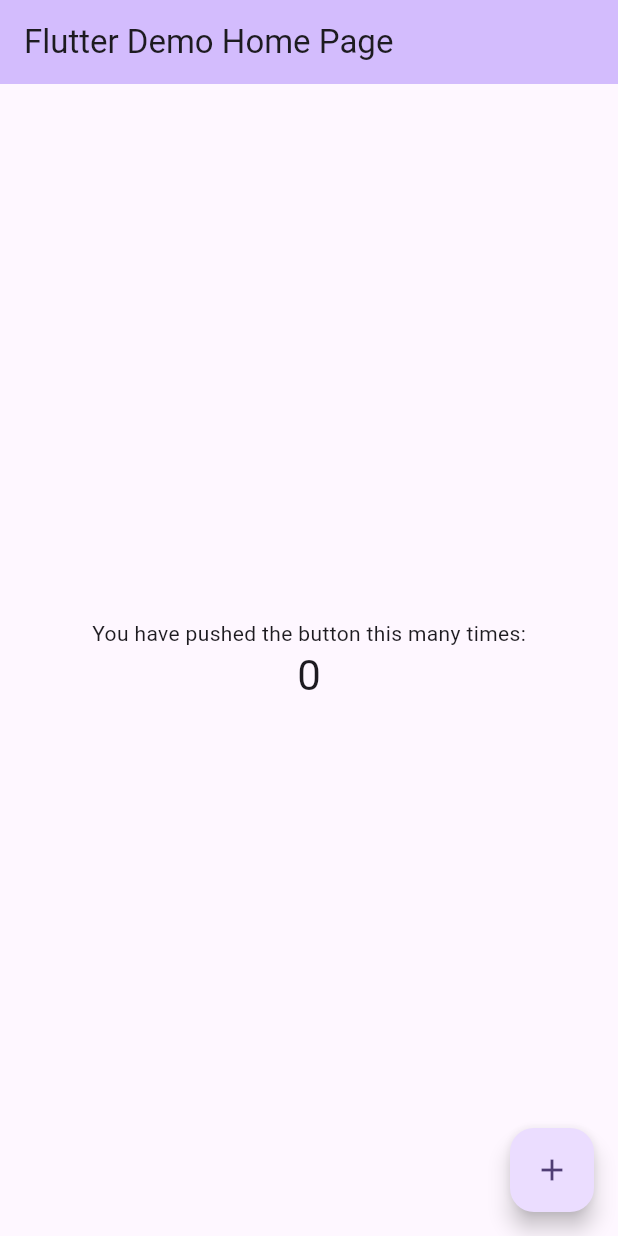
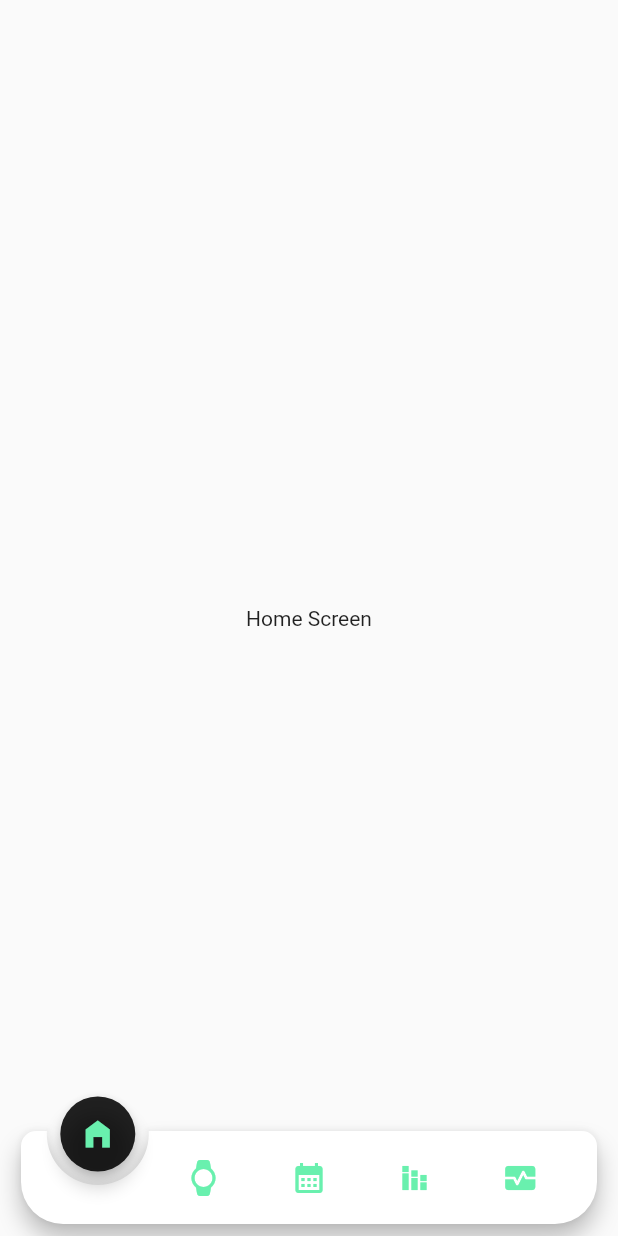
Before and after one commit to amineXguesmi/health_app, a Flutter app: the screen it shows after launch, on a phone screen of 412 x 824 dp. Run offline on Flutter 3.47's test engine with Material 2 defaults, Android fonts, the phone set to English and light mode, and no system bars; drawn by our look-alikes of animated_notch_bottom_bar.

Commit message:
bottom bottom_navigation

```diff
--- a/lib/main.dart
+++ b/lib/main.dart
@@ -1,125 +1,9 @@
 import 'package:flutter/material.dart';
+import 'package:health_app/ui/screens/main_screen.dart';
 
 void main() {
-  runApp(const MyApp());
+  runApp(const MaterialApp(
+    debugShowCheckedModeBanner: false,
+    home: MainScreen(),
+  ));
 }
-
-class MyApp extends StatelessWidget {
-  const MyApp({super.key});
-
-  // This widget is the root of your application.
-  @override
-  Widget build(BuildContext context) {
-    return MaterialApp(
-      title: 'Flutter Demo',
-      theme: ThemeData(
-        // This is the theme of your application.
-        //
-        // TRY THIS: Try running your application with "flutter run". You'll see
-        // the application has a blue toolbar. Then, without quitting the app,
-        // try changing the seedColor in the colorScheme below to Colors.green
-        // and then invoke "hot reload" (save your changes or press the "hot
-        // reload" button in a Flutter-supported IDE, or press "r" if you used
-        // the command line to start the app).
-        //
-        // Notice that the counter didn't reset back to zero; the application
-        // state is not lost during the reload. To reset the state, use hot
-        // restart instead.
-        //
-        // This works for code too, not just values: Most code changes can be
-        // tested with just a hot reload.
-        colorScheme: ColorScheme.fromSeed(seedColor: Colors.deepPurple),
-        useMaterial3: true,
-      ),
-      home: const MyHomePage(title: 'Flutter Demo Home Page'),
-    );
-  }
-}
-
-class MyHomePage extends StatefulWidget {
-  const MyHomePage({super.key, required this.title});
-
-  // This widget is the home page of your application. It is stateful, meaning
-  // that it has a State object (defined below) that contains fields that affect
-  // how it looks.
-
-  // This class is the configuration for the state. It holds the values (in this
-  // case the title) provided by the parent (in this case the App widget) and
-  // used by the build method of the State. Fields in a Widget subclass are
-  // always marked "final".
-
-  final String title;
-
-  @override
-  State<MyHomePage> createState() => _MyHomePageState();
-}
-
-class _MyHomePageState extends State<MyHomePage> {
-  int _counter = 0;
-
-  void _incrementCounter() {
-    setState(() {
-      // This call to setState tells the Flutter framework that something has
-      // changed in this State, which causes it to rerun the build method below
-      // so that the display can reflect the updated values. If we changed
-      // _counter without calling setState(), then the build method would not be
-      // called again, and so nothing would appear to happen.
-      _counter++;
-    });
-  }
-
-  @override
-  Widget build(BuildContext context) {
-    // This method is rerun every time setState is called, for instance as done
-    // by the _incrementCounter method above.
-    //
-    // The Flutter framework has been optimized to make rerunning build methods
-    // fast, so that you can just rebuild anything that needs updating rather
-    // than having to individually change instances of widgets.
-    return Scaffold(
-      appBar: AppBar(
-        // TRY THIS: Try changing the color here to a specific color (to
-        // Colors.amber, perhaps?) and trigger a hot reload to see the AppBar
-        // change color while the other colors stay the same.
-        backgroundColor: Theme.of(context).colorScheme.inversePrimary,
-        // Here we take the value from the MyHomePage object that was created by
-        // the App.build method, and use it to set our appbar title.
-        title: Text(widget.title),
-      ),
-      body: Center(
-        // Center is a layout widget. It takes a single child and positions it
-        // in the middle of the parent.
-        child: Column(
-          // Column is also a layout widget. It takes a list of children and
-          // arranges them vertically. By default, it sizes itself to fit its
-          // children horizontally, and tries to be as tall as its parent.
-          //
-          // Column has various properties to control how it sizes itself and
-          // how it positions its children. Here we use mainAxisAlignment to
-          // center the children vertically; the main axis here is the vertical
-          // axis because Columns are vertical (the cross axis would be
-          // horizontal).
-          //
-          // TRY THIS: Invoke "debug painting" (choose the "Toggle Debug Paint"
-          // action in the IDE, or press "p" in the console), to see the
-          // wireframe for each widget.
-          mainAxisAlignment: MainAxisAlignment.center,
-          children: <Widget>[
-            const Text(
-              'You have pushed the button this many times:',
-            ),
-            Text(
-              '$_counter',
-              style: Theme.of(context).textTheme.headlineMedium,
-            ),
-          ],
-        ),
-      ),
-      floatingActionButton: FloatingActionButton(
-        onPressed: _incrementCounter,
-        tooltip: 'Increment',
-        child: const Icon(Icons.add),
-      ), // This trailing comma makes auto-formatting nicer for build methods.
-    );
-  }
-}
--- /dev/null
+++ b/lib/ui/screens/device_screen.dart
@@ -0,0 +1,14 @@
+import 'package:flutter/material.dart';
+
+class DeviceScreen extends StatelessWidget {
+  const DeviceScreen({super.key});
+
+  @override
+  Widget build(BuildContext context) {
+    return const Scaffold(
+      body: Center(
+        child: Text('Device Screen'),
+      ),
+    );
+  }
+}
--- /dev/null
+++ b/lib/ui/screens/health_screen.dart
@@ -0,0 +1,14 @@
+import 'package:flutter/material.dart';
+
+class HealthScreen extends StatelessWidget {
+  const HealthScreen({super.key});
+
+  @override
+  Widget build(BuildContext context) {
+    return const Scaffold(
+      body: Center(
+        child: Text('Health Screen'),
+      ),
+    );
+  }
+}
--- /dev/null
+++ b/lib/ui/screens/home_screen.dart
@@ -0,0 +1,14 @@
+import 'package:flutter/material.dart';
+
+class HomeScreen extends StatelessWidget {
+  const HomeScreen({super.key});
+
+  @override
+  Widget build(BuildContext context) {
+    return const Scaffold(
+      body: Center(
+        child: Text('Home Screen'),
+      ),
+    );
+  }
+}
--- /dev/null
+++ b/lib/ui/screens/main_screen.dart
@@ -0,0 +1,42 @@
+import 'package:flutter/material.dart';
+import 'package:health_app/ui/widgets/bottom_navagation_widget.dart';
+import 'package:health_app/ui/screens/device_screen.dart';
+import 'package:health_app/ui/screens/health_screen.dart';
+import 'package:health_app/ui/screens/home_screen.dart';
+import 'package:health_app/ui/screens/schedule_screen.dart';
+import 'package:health_app/ui/screens/settings_screen.dart';
+import 'package:health_app/ui/screens/stats_screen.dart';
+
+class MainScreen extends StatefulWidget {
+  const MainScreen({super.key});
+
+  @override
+  State<MainScreen> createState() => _MainScreenState();
+}
+
+class _MainScreenState extends State<MainScreen> {
+  /// Controller to handle PageView and also handles initial page
+  final _pageController = PageController(initialPage: 0);
+
+  /// List of pages to be shown in PageView
+  final List<Widget> bottomBarPages = <Widget>[
+    const HomeScreen(),
+    const DeviceScreen(),
+    const ScheduleScreen(),
+    const SettingsScreen(),
+    const StatsScreen(),
+    const HealthScreen(),
+  ];
+  @override
+  Widget build(BuildContext context) {
+    return Scaffold(
+      body: PageView(
+        controller: _pageController,
+        physics: const NeverScrollableScrollPhysics(),
+        children: List.generate(bottomBarPages.length, (index) => bottomBarPages[index]),
+      ),
+      extendBody: true,
+      bottomNavigationBar: BottomNavigation(pageController: _pageController),
+    );
+  }
+}
--- /dev/null
+++ b/lib/ui/screens/schedule_screen.dart
@@ -0,0 +1,14 @@
+import 'package:flutter/material.dart';
+
+class ScheduleScreen extends StatelessWidget {
+  const ScheduleScreen({super.key});
+
+  @override
+  Widget build(BuildContext context) {
+    return const Scaffold(
+      body: Center(
+        child: Text('Schedule Screen'),
+      ),
+    );
+  }
+}
--- /dev/null
+++ b/lib/ui/screens/settings_screen.dart
@@ -0,0 +1,12 @@
+import 'package:flutter/material.dart';
+
+class SettingsScreen extends StatelessWidget {
+  const SettingsScreen({Key? key}) : super(key: key);
+
+  @override
+  Widget build(BuildContext context) {
+    return const Scaffold(
+      body: Center(child: Text('Setting Screen')),
+    );
+  }
+}
--- /dev/null
+++ b/lib/ui/screens/stats_screen.dart
@@ -0,0 +1,14 @@
+import 'package:flutter/material.dart';
+
+class StatsScreen extends StatelessWidget {
+  const StatsScreen({super.key});
+
+  @override
+  Widget build(BuildContext context) {
+    return const Scaffold(
+      body: Center(
+        child: Text('Stats Screen'),
+      ),
+    );
+  }
+}
--- /dev/null
+++ b/lib/ui/widgets/bottom_navagation_widget.dart
@@ -0,0 +1,90 @@
+import 'package:animated_notch_bottom_bar/animated_notch_bottom_bar/animated_notch_bottom_bar.dart';
+import 'package:flutter/material.dart';
+
+class BottomNavigation extends StatefulWidget {
+  const BottomNavigation({super.key, required this.pageController});
+  final PageController pageController;
+
+  @override
+  State<BottomNavigation> createState() => _BottomNavigationState();
+}
+
+class _BottomNavigationState extends State<BottomNavigation> {
+  /// Controller to handle bottom nav bar and also handles initial page
+  final _controller = NotchBottomBarController(index: 0);
+  @override
+  Widget build(BuildContext context) {
+    return AnimatedNotchBottomBar(
+      /// Provide NotchBottomBarController
+      notchBottomBarController: _controller,
+      color: Colors.white,
+      showLabel: false,
+      notchColor: Colors.black87,
+      removeMargins: false,
+      bottomBarWidth: 500,
+      durationInMilliSeconds: 300,
+      bottomBarItems: const [
+        BottomBarItem(
+          inActiveItem: Icon(
+            Icons.home_filled,
+            color: Colors.greenAccent,
+          ),
+          activeItem: Icon(
+            Icons.home_filled,
+            color: Colors.greenAccent,
+          ),
+          itemLabel: 'Home',
+        ),
+        BottomBarItem(
+          inActiveItem: Icon(
+            Icons.watch_rounded,
+            color: Colors.greenAccent,
+          ),
+          activeItem: Icon(
+            Icons.watch_rounded,
+            color: Colors.green,
+          ),
+          itemLabel: 'Device',
+        ),
+
+        ///svg example
+        BottomBarItem(
+          inActiveItem: Icon(
+            Icons.calendar_month,
+            color: Colors.greenAccent,
+          ),
+          activeItem: Icon(
+            Icons.calendar_month,
+            color: Colors.green,
+          ),
+          itemLabel: 'Schedule',
+        ),
+        BottomBarItem(
+          inActiveItem: Icon(
+            Icons.stacked_bar_chart_outlined,
+            color: Colors.greenAccent,
+          ),
+          activeItem: Icon(
+            Icons.stacked_bar_chart_outlined,
+            color: Colors.green,
+          ),
+          itemLabel: 'Stats',
+        ),
+        BottomBarItem(
+          inActiveItem: Icon(
+            Icons.monitor_heart,
+            color: Colors.greenAccent,
+          ),
+          activeItem: Icon(
+            Icons.monitor_heart,
+            color: Colors.green,
+          ),
+          itemLabel: 'Health Center',
+        ),
+      ],
+      onTap: (index) {
+        widget.pageController.jumpToPage(index);
+      },
+    );
+  }
+}
--- a/pubspec.yaml
+++ b/pubspec.yaml
@@ -35,6 +35,7 @@ dependencies:
   # The following adds the Cupertino Icons font to your application.
   # Use with the CupertinoIcons class for iOS style icons.
   cupertino_icons: ^1.0.2
+  animated_notch_bottom_bar: ^1.0.0
 
 dev_dependencies:
   flutter_test:
```
Also changed, not shown: pubspec.lock.
